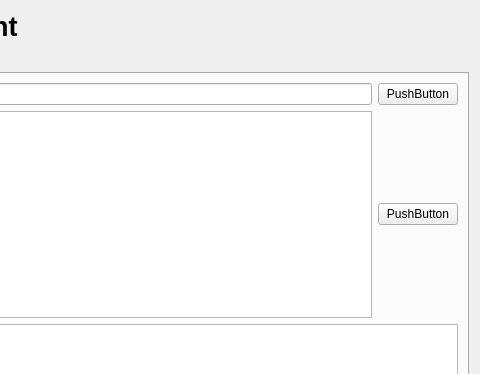
Above: archcentral/ui/designer/servicemanager.ui from szabatoro/archcentral-thesis before the change; both pictures show x 382 to 862 and y 0 to 374 of the 862 by 552 pixel window. Below: the same form after it.
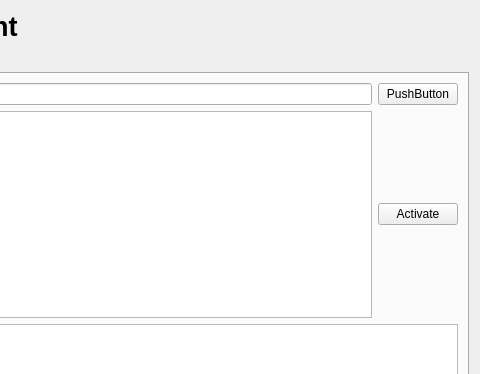
That is the form after the change.

Commit message: minor adjustments in the service manager ui

Diff of the .ui file:
```diff
--- a/archcentral/ui/designer/servicemanager.ui
+++ b/archcentral/ui/designer/servicemanager.ui
@@ -68,7 +68,7 @@
            <item>
             <widget class="QPushButton" name="pushButton_2">
              <property name="text">
-              <string>PushButton</string>
+              <string>Activate</string>
              </property>
             </widget>
            </item>
```
Left out of the diff: 2 changed lines with no effect on the pictures. The commit also changes 2 other files.
